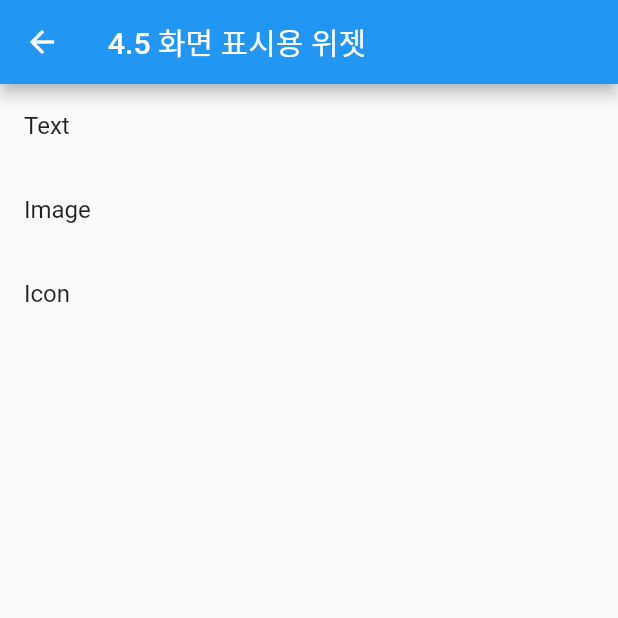
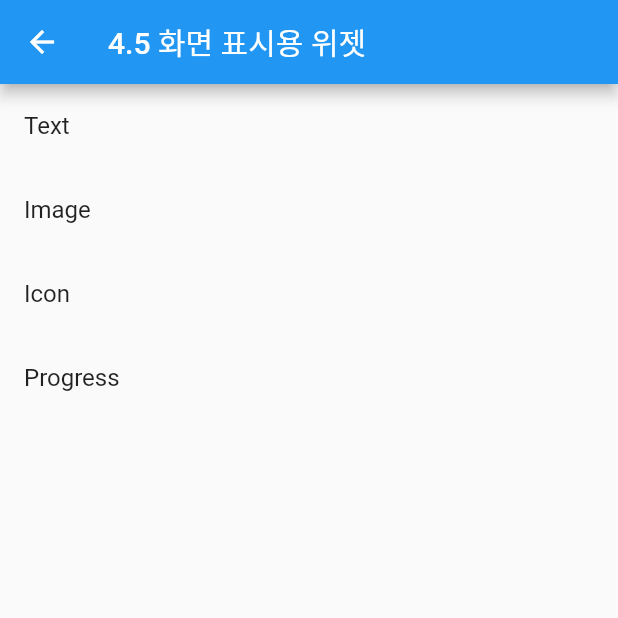
Before and after one commit to karais89/flutter_survival_coding, a Flutter app: the BasicMenu screen opened directly, on a phone screen of 412 x 824 dp, the top half of it. Run offline on Flutter 3.47's test engine with Material 2 defaults, Android fonts, the phone set to English and light mode, and no system bars.

Commit message:
Progress

```diff
--- a/chapter04/lib/basic/basic_menu.dart
+++ b/chapter04/lib/basic/basic_menu.dart
@@ -1,5 +1,6 @@
 import 'package:chapter04/basic/icon_page.dart';
 import 'package:chapter04/basic/image_page.dart';
+import 'package:chapter04/basic/progress_page.dart';
 import 'package:chapter04/basic/text_page.dart';
 import 'package:chapter04/component/my_list_tile.dart';
 import 'package:flutter/material.dart';
@@ -25,6 +26,10 @@ class BasicMenu extends StatelessWidget {
             title: 'Icon',
             page: IconPage(),
           ),
+          MyListTile(
+            title: 'Progress',
+            page: ProgressPage(),
+          ),
         ],
       ),
     );
```
Also changed, not shown: chapter04/lib/basic/progress_page.dart (added, +24 -0 lines).
